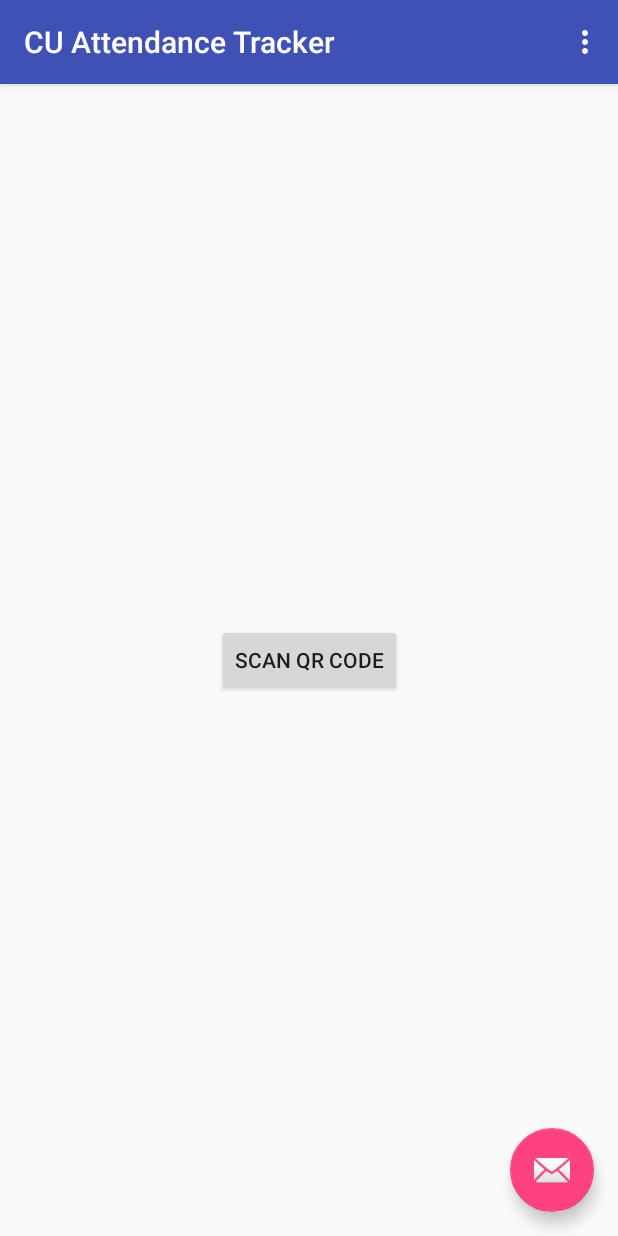
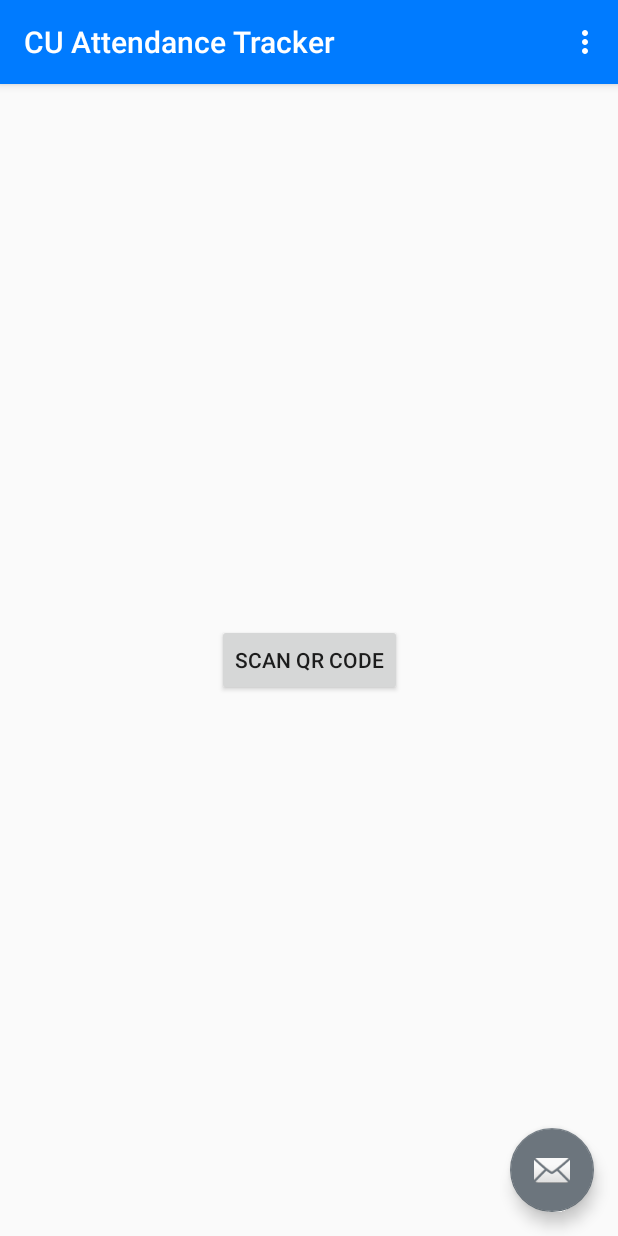
Before and after one commit to jmsv/cu-attendance-system, an Android app: the screen it shows after launch (MainActivity), on a phone screen of 412 x 824 dp. Run offline under Robolectric (Android 15) with nearby library versions, the phone set to English and light mode, and no system bars.

Commit message:
Tidied app's ScanToAttend class
Also changed the colours lol

```diff
--- a/app/app/src/main/res/values/colors.xml
+++ b/app/app/src/main/res/values/colors.xml
@@ -1,6 +1,6 @@
 <?xml version="1.0" encoding="utf-8"?>
 <resources>
-    <color name="colorPrimary">#3F51B5</color>
-    <color name="colorPrimaryDark">#303F9F</color>
-    <color name="colorAccent">#FF4081</color>
+    <color name="colorPrimary">#007bff</color>
+    <color name="colorPrimaryDark">#0050cb</color>
+    <color name="colorAccent">#6c757d</color>
 </resources>
```
Also changed, not shown: app/app/src/main/java/jamesvickery/net/cuattendancetracker/ScanToAttend.java (+40 -30 lines).
